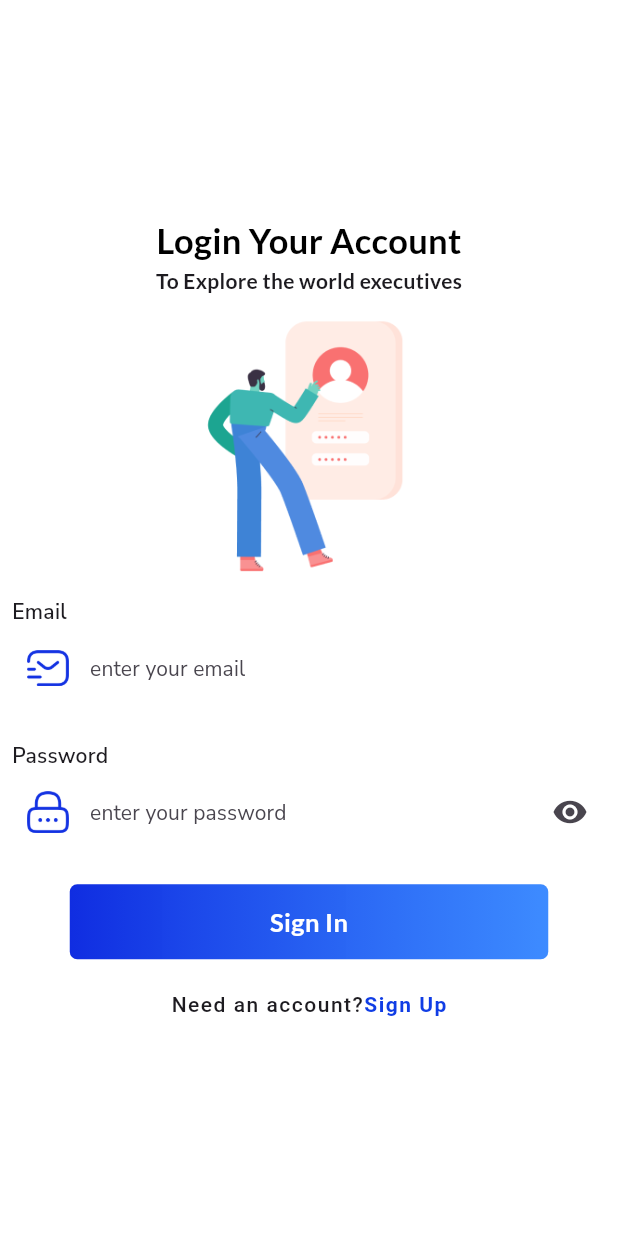
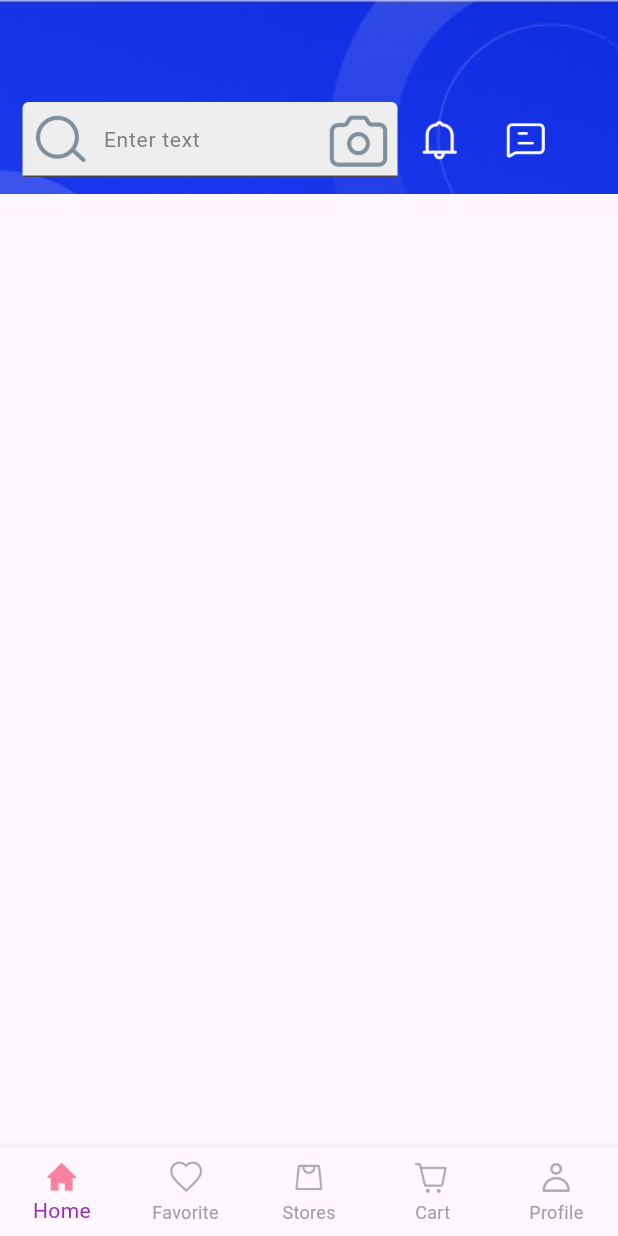
Before and after one commit to hanminthawhmt/multi-store-mobile-app, a Flutter app: the screen it shows after launch, on a phone screen of 412 x 824 dp. Run offline on Flutter 3.47's test engine with Material 3 defaults, Android fonts, the phone set to English and light mode, and no system bars; our stand-ins replace google_fonts.

Commit message:
created homescreen

```diff
--- a/lib/main.dart
+++ b/lib/main.dart
@@ -1,5 +1,6 @@
 import 'package:flutter/material.dart';
 import 'package:multi_store_app/views/screens/authentication_screens/login_screen.dart';
+import 'package:multi_store_app/views/screens/main_screen.dart';
 
 void main() {
   runApp(const MyApp());
@@ -33,7 +34,7 @@ class MyApp extends StatelessWidget {
         colorScheme: ColorScheme.fromSeed(seedColor: Colors.deepPurple),
         useMaterial3: true,
       ),
-      home: LoginScreen(),
+      home: MainScreen(),
     );
   }
 }
--- a/lib/views/screens/main_screen.dart
+++ b/lib/views/screens/main_screen.dart
@@ -1,19 +1,74 @@
 import 'package:flutter/material.dart';
+import 'package:multi_store_app/views/screens/nav_screens/cart_screen.dart';
+import 'package:multi_store_app/views/screens/nav_screens/favorite_screen.dart';
+import 'package:multi_store_app/views/screens/nav_screens/home_screen.dart';
+import 'package:multi_store_app/views/screens/nav_screens/profile_screen.dart';
+import 'package:multi_store_app/views/screens/nav_screens/stores_screen.dart';
 
 class MainScreen extends StatefulWidget {
   const MainScreen({super.key});
 
+
   @override
   State<MainScreen> createState() => _MainScreenState();
+
 }
 
 class _MainScreenState extends State<MainScreen> {
+   int _pageIndex = 0;
+   final List<Widget> _pages = [
+    HomeScreen(),
+    FavoriteScreen(),
+    StoresScreen(),
+    CartScreen(),
+    ProfileScreen()
+   ];
   @override
   Widget build(BuildContext context) {
     return Scaffold(
-      body: Center(
-        child: Text('Welcome'),
-      ),
+      bottomNavigationBar:
+          BottomNavigationBar(
+            currentIndex: _pageIndex,
+            onTap: (value){
+              setState(() {
+                _pageIndex = value;
+              });
+            },
+            selectedItemColor: Colors.purple,
+            unselectedItemColor: Colors.grey,
+            type: BottomNavigationBarType.fixed, items: [
+        BottomNavigationBarItem(
+            icon: Image.asset(
+              'assets/icons/home.png',
+              width: 25,
+            ),
+            label: 'Home'),
+        BottomNavigationBarItem(
+            icon: Image.asset(
+              'assets/icons/love.png',
+              width: 25,
+            ),
+            label: 'Favorite'),
+        BottomNavigationBarItem(
+            icon: Image.asset(
+              'assets/icons/mart.png',
+              width: 25,
+            ),
+            label: 'Stores'),
+        BottomNavigationBarItem(
+            icon: Image.asset(
+              'assets/icons/cart.png',
+              width: 25,
+            ),
+            label: 'Cart'),
+        BottomNavigationBarItem(
+            icon: Image.asset(
+              'assets/icons/user.png',
+              width: 25,
+            ),
+            label: 'Profile'),
+      ]),
+      body: _pages[_pageIndex],
     );
   }
 }
--- /dev/null
+++ b/lib/views/screens/nav_screens/cart_screen.dart
@@ -0,0 +1,14 @@
+import 'package:flutter/material.dart';
+
+class CartScreen extends StatelessWidget {
+  const CartScreen({super.key});
+
+  @override
+  Widget build(BuildContext context) {
+    return Scaffold(
+      body: Center(
+        child: Text('Cart Screen'),
+      ),
+    );
+  }
+}
--- /dev/null
+++ b/lib/views/screens/nav_screens/favorite_screen.dart
@@ -0,0 +1,14 @@
+import 'package:flutter/material.dart';
+
+class FavoriteScreen extends StatelessWidget {
+  const FavoriteScreen({super.key});
+
+  @override
+  Widget build(BuildContext context) {
+    return Scaffold(
+      body: Center(
+        child: Text('Favorite Screen'),
+      ),
+    );
+  }
+}
--- /dev/null
+++ b/lib/views/screens/nav_screens/home_screen.dart
@@ -0,0 +1,17 @@
+import 'package:flutter/material.dart';
+import 'package:multi_store_app/views/screens/nav_screens/widgets/header_widget.dart';
+
+class HomeScreen extends StatelessWidget {
+  const HomeScreen({super.key});
+
+  @override
+  Widget build(BuildContext context) {
+    return Scaffold(
+      body: SingleChildScrollView(
+        child: Column(
+          children: [HeaderWidget()],
+        ),
+      ),
+    );
+  }
+}
--- /dev/null
+++ b/lib/views/screens/nav_screens/profile_screen.dart
@@ -0,0 +1,14 @@
+import 'package:flutter/material.dart';
+
+class ProfileScreen extends StatelessWidget {
+  const ProfileScreen({super.key});
+
+  @override
+  Widget build(BuildContext context) {
+    return Scaffold(
+      body: Center(
+        child: Text('Profile Screen'),
+      ),
+    );
+  }
+}
--- /dev/null
+++ b/lib/views/screens/nav_screens/stores_screen.dart
@@ -0,0 +1,14 @@
+import 'package:flutter/material.dart';
+
+class StoresScreen extends StatelessWidget {
+  const StoresScreen({super.key});
+
+  @override
+  Widget build(BuildContext context) {
+    return Scaffold(
+      body: Center(
+        child: Text('Stores Screen'),
+      ),
+    );
+  }
+}
--- /dev/null
+++ b/lib/views/screens/nav_screens/widgets/header_widget.dart
@@ -0,0 +1,81 @@
+import 'package:flutter/material.dart';
+class HeaderWidget extends StatelessWidget {
+  const HeaderWidget({super.key});
+
+  @override
+  Widget build(BuildContext context) {
+    return SizedBox(
+      width: MediaQuery.of(context).size.width,
+      height: MediaQuery.of(context).size.height * 0.20,
+      child: Stack(
+        children: [
+          Image.asset(
+            'assets/icons/searchBanner.jpeg',
+            width: MediaQuery.of(context).size.width,
+            fit: BoxFit.cover,
+          ),
+          Positioned(
+            left: 15,
+            top: 68,
+            child: SizedBox(
+              width: 250,
+              height: 50,
+              child: TextFormField(
+                decoration: InputDecoration(
+                    hintText: 'Enter text',
+                    hintStyle: TextStyle(
+                      fontSize: 14,
+                      color: Color(0xFF7F7F7F),
+                    ),
+                    prefixIcon: Image.asset('assets/icons/searc1.png'),
+                    suffixIcon: Image.asset('assets/icons/cam.png'),
+                    contentPadding:
+                        EdgeInsets.symmetric(horizontal: 12, vertical: 16),
+                    fillColor: Colors.grey.shade200,
+                    filled: true,
+                    focusColor: Colors.black),
+              ),
+            ),
+          ),
+          Positioned(
+            left: 275,
+            top: 78,
+            child: Material(
+              type: MaterialType.transparency,
+              child: InkWell(
+                onTap: () {},
+                child: Ink(
+                  width: 31,
+                  height: 31,
+                  decoration: BoxDecoration(
+                    image: DecorationImage(
+                      image: AssetImage('assets/icons/bell.png'),
+                    ),
+                  ),
+                ),
+              ),
+            ),
+          ),
+          Positioned(
+            left: 335,
+            top: 78,
+            child: Material(
+              type: MaterialType.transparency,
+              child: InkWell(
+                onTap: () {},
+                child: Ink(
+                  width: 31,
+                  height: 31,
+                  decoration: BoxDecoration(
+                      image: DecorationImage(
+                    image: AssetImage('assets/icons/message.png'),
+                  )),
+                ),
+              ),
+            ),
+          )
+        ],
+      ),
+    );
+  }
+}
```
